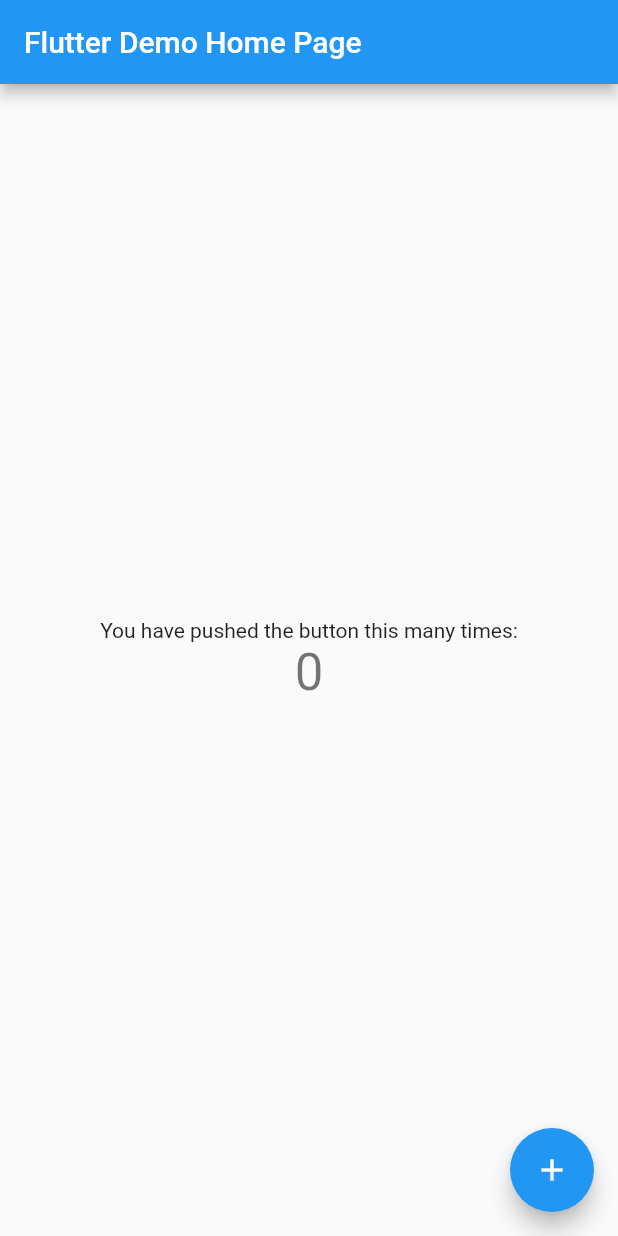
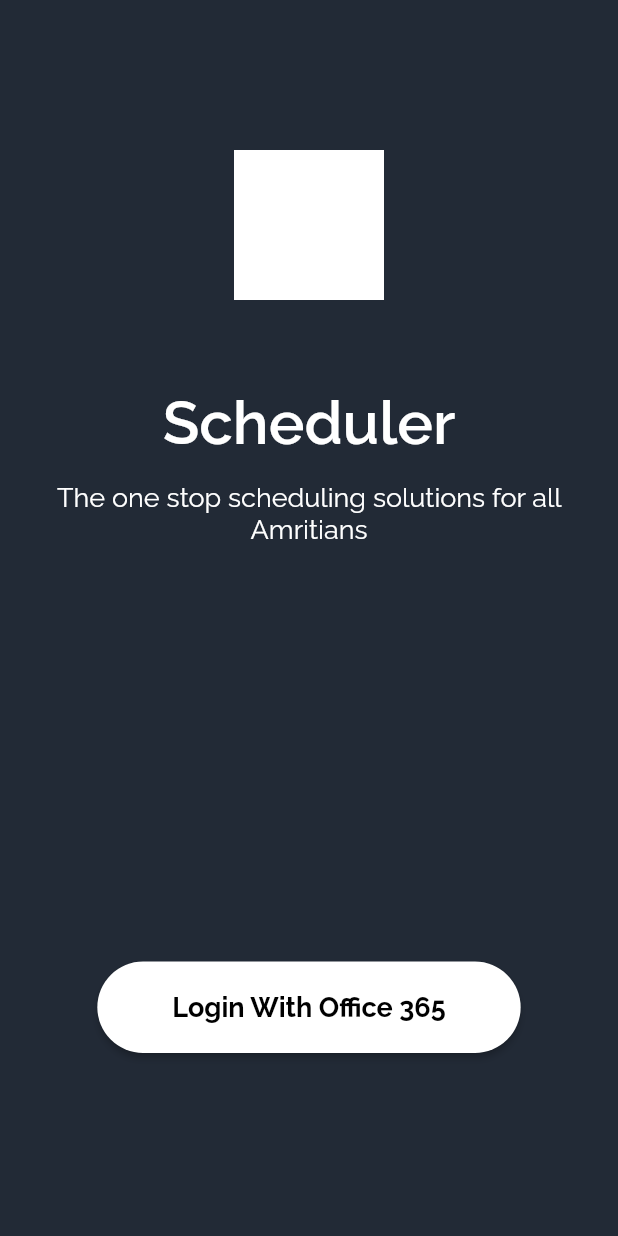
Before and after one commit to Sumithra-Sudhakar/amrita_scheduler_app, a Flutter app: the screen it shows after launch, on a phone screen of 412 x 824 dp. Run offline on Flutter 3.47's test engine with Material 2 defaults, Android fonts, the phone set to English and light mode, and no system bars; our stand-ins replace google_fonts.

Commit message:
initial screens added

```diff
--- a/lib/main.dart
+++ b/lib/main.dart
@@ -1,5 +1,6 @@
 import 'package:flutter/material.dart';
-
+import 'package:scheduler_app/screens/homescreen.dart';
+import 'package:scheduler_app/utils/colors.dart' as colors;
 void main() {
   runApp(const MyApp());
 }
@@ -22,94 +23,9 @@ class MyApp extends StatelessWidget {
         // or simply save your changes to "hot reload" in a Flutter IDE).
         // Notice that the counter didn't reset back to zero; the application
         // is not restarted.
-        primarySwatch: Colors.blue,
+
       ),
-      home: const MyHomePage(title: 'Flutter Demo Home Page'),
+      home: HomePage(),
     );
   }
 }
-
-class MyHomePage extends StatefulWidget {
-  const MyHomePage({Key? key, required this.title}) : super(key: key);
-
-  // This widget is the home page of your application. It is stateful, meaning
-  // that it has a State object (defined below) that contains fields that affect
-  // how it looks.
-
-  // This class is the configuration for the state. It holds the values (in this
-  // case the title) provided by the parent (in this case the App widget) and
-  // used by the build method of the State. Fields in a Widget subclass are
-  // always marked "final".
-
-  final String title;
-
-  @override
-  State<MyHomePage> createState() => _MyHomePageState();
-}
-
-class _MyHomePageState extends State<MyHomePage> {
-  int _counter = 0;
-
-  void _incrementCounter() {
-    setState(() {
-      // This call to setState tells the Flutter framework that something has
-      // changed in this State, which causes it to rerun the build method below
-      // so that the display can reflect the updated values. If we changed
-      // _counter without calling setState(), then the build method would not be
-      // called again, and so nothing would appear to happen.
-      _counter++;
-    });
-  }
-
-  @override
-  Widget build(BuildContext context) {
-    // This method is rerun every time setState is called, for instance as done
-    // by the _incrementCounter method above.
-    //
-    // The Flutter framework has been optimized to make rerunning build methods
-    // fast, so that you can just rebuild anything that needs updating rather
-    // than having to individually change instances of widgets.
-    return Scaffold(
-      appBar: AppBar(
-        // Here we take the value from the MyHomePage object that was created by
-        // the App.build method, and use it to set our appbar title.
-        title: Text(widget.title),
-      ),
-      body: Center(
-        // Center is a layout widget. It takes a single child and positions it
-        // in the middle of the parent.
-        child: Column(
-          // Column is also a layout widget. It takes a list of children and
-          // arranges them vertically. By default, it sizes itself to fit its
-          // children horizontally, and tries to be as tall as its parent.
-          //
-          // Invoke "debug painting" (press "p" in the console, choose the
-          // "Toggle Debug Paint" action from the Flutter Inspector in Android
-          // Studio, or the "Toggle Debug Paint" command in Visual Studio Code)
-          // to see the wireframe for each widget.
-          //
-          // Column has various properties to control how it sizes itself and
-          // how it positions its children. Here we use mainAxisAlignment to
-          // center the children vertically; the main axis here is the vertical
-          // axis because Columns are vertical (the cross axis would be
-          // horizontal).
-          mainAxisAlignment: MainAxisAlignment.center,
-          children: <Widget>[
-            const Text(
-              'You have pushed the button this many times:',
-            ),
-            Text(
-              '$_counter',
-              style: Theme.of(context).textTheme.headline4,
-            ),
-          ],
-        ),
-      ),
-      floatingActionButton: FloatingActionButton(
-        onPressed: _incrementCounter,
-        tooltip: 'Increment',
-        child: const Icon(Icons.add),
-      ), // This trailing comma makes auto-formatting nicer for build methods.
-    );
-  }
-}
--- /dev/null
+++ b/lib/screens/homescreen.dart
@@ -0,0 +1,73 @@
+import 'package:flutter/material.dart';
+import 'package:google_fonts/google_fonts.dart';
+import 'package:scheduler_app/screens/loadingscreen.dart';
+import 'package:scheduler_app/utils/colors.dart' as colors;
+import 'package:scheduler_app/widgets/custom_sliver_widget.dart';
+
+class HomePage extends StatelessWidget {
+  const HomePage({Key? key}) : super(key: key);
+
+  @override
+  Widget build(BuildContext context) {
+    return Scaffold(
+      backgroundColor: colors.scaffoldColor,
+      body: CustomSliverView(
+        columnList: [
+          Padding(
+            padding: const EdgeInsets.fromLTRB(10, 100, 10, 50),
+            child: Container(
+              height: 100,
+              width: 100,
+              color: colors.primarytextcolor,
+            ),
+          ),
+          Padding(
+            padding: const EdgeInsets.all(8.0),
+            child: Text(
+              "Scheduler",
+              style: GoogleFonts.raleway(
+                  color: colors.primarytextcolor,
+                  fontSize: 40,
+                  fontWeight: FontWeight.w600),
+            ),
+          ),
+          Padding(
+            padding: const EdgeInsets.all(8.0),
+            child: Text(
+              "The one stop scheduling solutions for all Amritians",
+              style: GoogleFonts.raleway(
+                  color: colors.primarytextcolor,
+                  fontSize: 18,
+                  fontWeight: FontWeight.w400),
+              textAlign: TextAlign.center,
+            ),
+          ),
+          Padding(
+            padding: const EdgeInsets.fromLTRB(10, 270, 10, 50),
+            child: ElevatedButton(
+              onPressed: () {
+                Navigator.of(context).push(
+                    MaterialPageRoute(builder: (BuildContext context) {
+                      return LoadingScreen();
+                    }));
+              },
+              child: Text(
+                "Login With Office 365",
+                style: GoogleFonts.raleway(
+                    color: colors.buttontextcolor,
+                    fontSize: 18,
+                    fontWeight: FontWeight.bold),
+              ),
+              style: ElevatedButton.styleFrom(
+                  primary: colors.primarybuttoncolor,
+                  padding: const EdgeInsets.symmetric(
+                      horizontal: 50, vertical: 20),
+                  shape: RoundedRectangleBorder(
+                      borderRadius: BorderRadius.circular(42))),
+            ),
+          )
+        ],
+      ),
+    );
+  }
+}
--- /dev/null
+++ b/lib/utils/colors.dart
@@ -0,0 +1,7 @@
+import 'package:flutter/material.dart';
+
+var scaffoldColor = const Color(0xff222A36);
+var primarytextcolor = const Color(0xffFFFFFF);
+var secondarybuttoncolor = const Color(0xff373F4D);
+var primarybuttoncolor = const Color(0xffFFFFFF);
+var buttontextcolor = const Color(0xff000000);
--- /dev/null
+++ b/lib/widgets/custom_sliver_widget.dart
@@ -0,0 +1,21 @@
+import 'package:flutter/material.dart';
+
+class CustomSliverView extends StatelessWidget {
+  const CustomSliverView({Key? key, required this.columnList})
+      : super(key: key);
+  final List<Widget> columnList;
+
+  @override
+  Widget build(BuildContext context) {
+    return CustomScrollView(
+      slivers: [
+        SliverFillRemaining(
+          hasScrollBody: false,
+          child: Column(
+            children: columnList,
+          ),
+        ),
+      ],
+    );
+  }
+}
--- a/pubspec.yaml
+++ b/pubspec.yaml
@@ -34,6 +34,7 @@ dependencies:
   # The following adds the Cupertino Icons font to your application.
   # Use with the CupertinoIcons class for iOS style icons.
   cupertino_icons: ^1.0.2
+  google_fonts: ^3.0.1
 
 dev_dependencies:
   flutter_test:
```
Also changed, not shown: lib/screens/landingScreen.dart (added, +20 -0 lines), lib/screens/loadingscreen.dart (added, +58 -0 lines), pubspec.lock.
